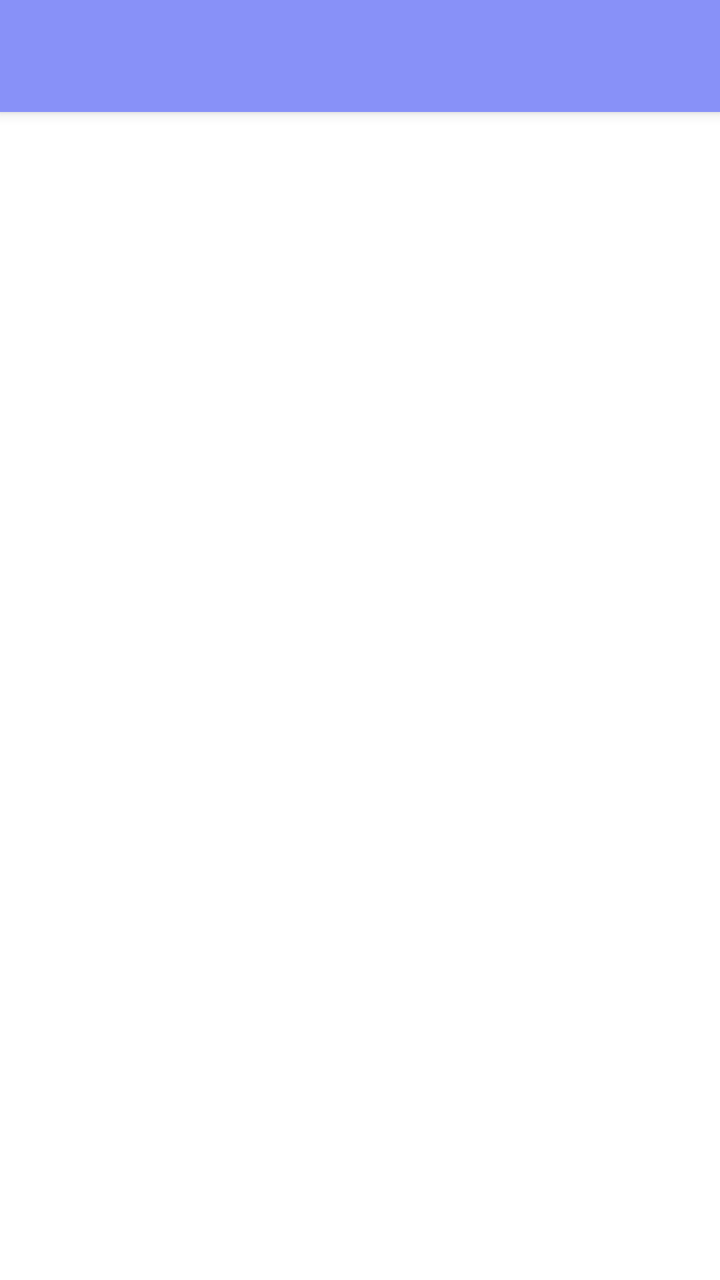
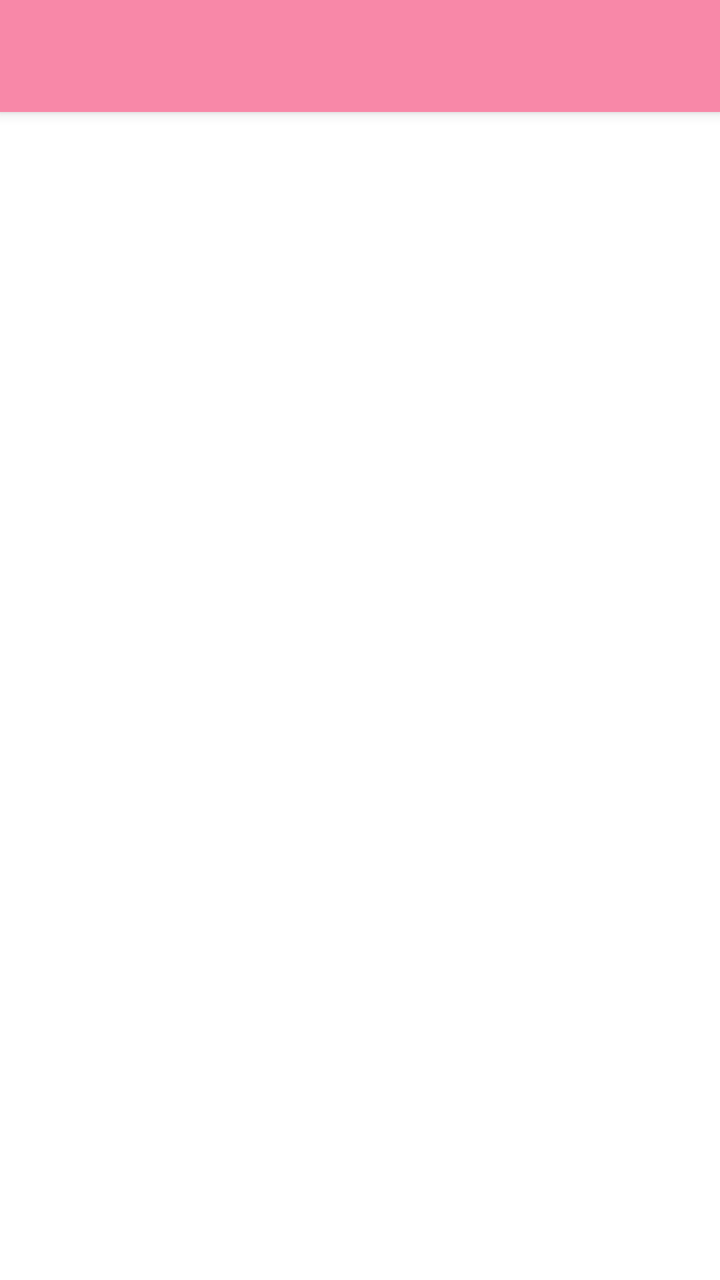

Two renders of the same Android screen: before a commit and after it. Below are the layout's source before the change and the commit's diff.
<!-- AndroidManifest.xml: application theme Theme.KaizenArts -->
<!-- res/layout/activity_main.xml -->
<?xml version="1.0" encoding="utf-8"?>
<androidx.drawerlayout.widget.DrawerLayout xmlns:android="http://schemas.android.com/apk/res/android"
    xmlns:app="http://schemas.android.com/apk/res-auto"
    xmlns:tools="http://schemas.android.com/tools"
    android:id="@+id/drawer_layout"
    android:layout_width="match_parent"
    android:layout_height="match_parent"
    android:fitsSystemWindows="true"
    tools:context=".activites.MainActivity"
    tools:openDrawer="start">

    <LinearLayout
        android:layout_width="match_parent"
        android:layout_height="match_parent"
        android:orientation="vertical">

        <androidx.appcompat.widget.Toolbar
            android:id="@+id/toolbar"
            android:layout_width="match_parent"
            android:layout_height="56dp"
            android:elevation="4dp"
            android:background="#8891F8"
            app:titleTextColor="@color/black"
            android:popupTheme="@style/ThemeOverlay.AppCompat.Light"
            android:theme="@style/ThemeOverlay.AppCompat.Dark.ActionBar" />

        <FrameLayout
            android:id="@+id/fragment_container"
            android:layout_width="match_parent"
            android:layout_height="match_parent" />

    </LinearLayout>

    <com.google.android.material.navigation.NavigationView
        android:id="@+id/nav_view"
        android:layout_width="wrap_content"
        android:layout_height="match_parent"
        android:layout_gravity="start"
        app:headerLayout="@layout/nav_header"
        app:itemIconTint="@color/lavender"
        app:itemTextColor="@color/lavender"
        app:menu="@menu/nav_menu" />

</androidx.drawerlayout.widget.DrawerLayout>
<!-- res/layout/nav_header.xml (included above) -->
<?xml version="1.0" encoding="utf-8"?>
<LinearLayout
    xmlns:android="http://schemas.android.com/apk/res/android"
    android:orientation="vertical"
    android:layout_width="match_parent"
    android:layout_height="190dp"
    android:gravity="bottom"
    android:padding="16dp"
    android:background="@drawable/headerbkg"
    android:theme="@style/ThemeOverlay.AppCompat.Dark">

    <ImageView
        android:layout_width="wrap_content"
        android:layout_height="80sp"
        android:src="@drawable/app_icon"/>

    <TextView
        android:layout_width="wrap_content"
        android:layout_height="wrap_content"
        android:text="Kaizen Arts"
        android:textColor="@color/white"
        android:textStyle="bold"/>

    <TextView
        android:layout_width="wrap_content"
        android:layout_height="20dp"
        android:layout_marginBottom="16dp"
        android:text="Your One Stop Destination"
        android:textColor="@color/white"
        android:textSize="14sp" />

</LinearLayout>
<!-- resources referenced by this layout -->
<resources>
  <color name="black">#FF000000</color>
  <color name="lavender">#8692f7</color>
  <color name="white">#FFFFFFFF</color>
  <!-- drawable app_icon: png bitmap (drawable, 211357 bytes) -->
  <!-- drawable headerbkg: png bitmap (drawable, 9795 bytes) -->
  <style name="Theme.KaizenArts" parent="Base.Theme.KaizenArts" />
  <style name="Base.Theme.KaizenArts" parent="Theme.MaterialComponents.DayNight.NoActionBar">
          
          <item name="colorPrimary">#E26FF6</item>
          <item name="colorPrimaryDark">@color/purple_700</item>
          <item name="colorOnPrimary">@color/white</item>
  
          
          <item name="colorSecondary">@color/teal_200</item>
          <item name="colorSecondaryVariant">@color/teal_700</item>
          <item name="colorOnSecondary">@color/black</item>
  
          <item name="android:statusBarColor">#FFFFFF</item> 
          <item name="android:windowLightStatusBar">true</item> 
  
  
          
          <item name="actionBarStyle">@style/AppBarStyle</item>
      </style>
  <color name="purple_700">#FF3700B3</color>
  <color name="teal_200">#FF03DAC5</color>
  <color name="teal_700">#FF018786</color>
  <style name="AppBarStyle" parent="Widget.MaterialComponents.Toolbar.Primary">
          <item name="android:background">?attr/colorPrimary</item>
          <item name="titleTextColor">@color/black</item>
          <item name="subtitleTextColor">@color/black</item>
      </style>
</resources>

<!-- the commit's change to res/layout/activity_main.xml (unified diff, before → after) -->
@@ -19,7 +19,7 @@
             android:layout_width="match_parent"
             android:layout_height="56dp"
             android:elevation="4dp"
-            android:background="#8891F8"
+            android:background="#F888A8"
             app:titleTextColor="@color/black"
             android:popupTheme="@style/ThemeOverlay.AppCompat.Light"
             android:theme="@style/ThemeOverlay.AppCompat.Dark.ActionBar" />
@@ -37,8 +37,8 @@
         android:layout_height="match_parent"
         android:layout_gravity="start"
         app:headerLayout="@layout/nav_header"
-        app:itemIconTint="@color/lavender"
-        app:itemTextColor="@color/lavender"
+        app:itemIconTint="@color/pink"
+        app:itemTextColor="@color/pink"
         app:menu="@menu/nav_menu" />
 
 </androidx.drawerlayout.widget.DrawerLayout>
@@ -51,7 +51,7 @@
     android:layout_height="190dp"
     android:gravity="bottom"
     android:padding="16dp"
-    android:background="@drawable/headerbkg"
+    android:background="@drawable/pink"
     android:theme="@style/ThemeOverlay.AppCompat.Dark">
 
     <ImageView
@@ -64,14 +64,15 @@
         android:layout_height="wrap_content"
         android:text="Kaizen Arts"
         android:textColor="@color/white"
-        android:textStyle="bold"/>
+        android:textStyle="bold"
+        android:textSize="20dp"/>
 
     <TextView
         android:layout_width="wrap_content"
-        android:layout_height="20dp"
+        android:layout_height="18dp"
         android:layout_marginBottom="16dp"
         android:text="Your One Stop Destination"
         android:textColor="@color/white"
-        android:textSize="14sp" />
+        android:textSize="16dp" />
 
 </LinearLayout>
<!-- resource entries referenced after the edit -->
@@ -1,10 +1,10 @@
 <!-- resources referenced by this layout -->
 <resources>
   <color name="black">#FF000000</color>
-  <color name="lavender">#8692f7</color>
+  <color name="pink">#E17399</color>
   <color name="white">#FFFFFFFF</color>
   <!-- drawable app_icon: png bitmap (drawable, 211357 bytes) -->
-  <!-- drawable headerbkg: png bitmap (drawable, 9795 bytes) -->
+  <!-- drawable pink: png bitmap (drawable, 2648 bytes) -->
   <style name="Theme.KaizenArts" parent="Base.Theme.KaizenArts" />
   <style name="Base.Theme.KaizenArts" parent="Theme.MaterialComponents.DayNight.NoActionBar">
           
